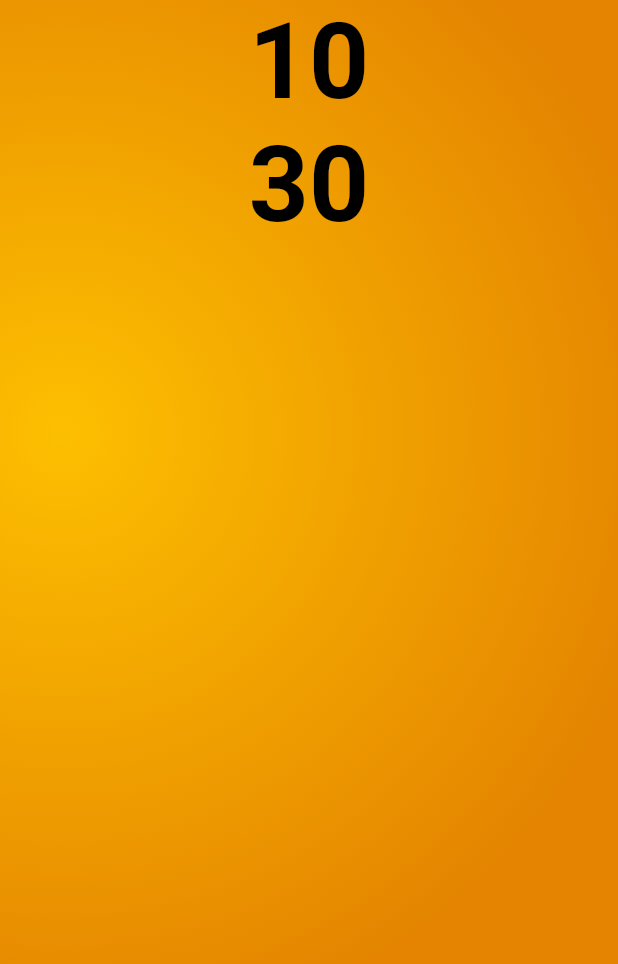
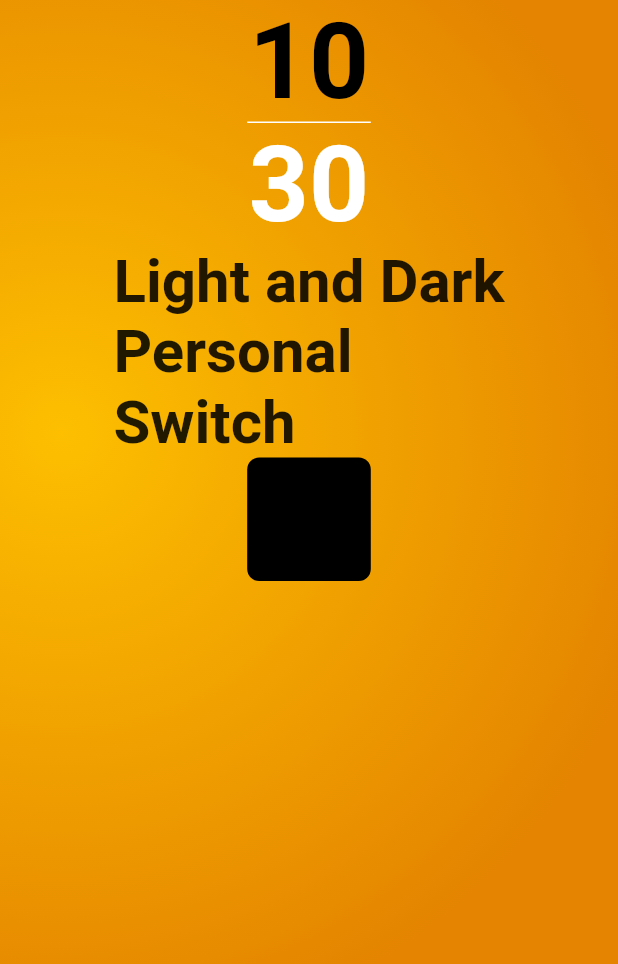
Before and after one commit to fidelisnwabisi/light_dark_switch, a Flutter app: the screen it shows after launch, on a phone screen of 412 x 824 dp. Shown: the top 964 px of the screen. Run offline on Flutter 3.47's test engine with Material 2 defaults, Android fonts, the phone set to English and light mode, and no system bars; our stand-ins replace google_fonts.

Commit message:
added mediaquerry size, added horizontal padding to the root widget added divider inbetween hour and minutes changed minute color to white added Light and Dark text and a container

```diff
--- a/lib/app_theme.dart
+++ b/lib/app_theme.dart
@@ -39,13 +39,11 @@ class ThemeProvider with ChangeNotifier {
         displayLarge: GoogleFonts.stickNoBills(
           fontSize: 70,
           fontWeight: FontWeight.w600,
-          color:
-              isLightTheme ? AppColors.black : Color.fromARGB(255, 53, 52, 51),
+          color: isLightTheme ? AppColors.black : AppColors.orange,
         ),
         displayMedium: GoogleFonts.robotoCondensed(
           fontWeight: FontWeight.w500,
-          color:
-              isLightTheme ? AppColors.black : Color.fromARGB(255, 53, 52, 51),
+          color: isLightTheme ? AppColors.black : AppColors.orange,
         ),
       ),
     );
--- a/lib/home_screen.dart
+++ b/lib/home_screen.dart
@@ -1,5 +1,6 @@
 import 'package:flutter/material.dart';
 import 'package:light_dark_switch/app_theme.dart';
+import 'package:light_dark_switch/constant/constant.dart';
 
 class HomeScreen extends StatefulWidget {
   const HomeScreen({super.key});
@@ -11,6 +12,7 @@ class HomeScreen extends StatefulWidget {
 class _HomeScreenState extends State<HomeScreen> {
   @override
   Widget build(BuildContext context) {
+    final Size size = MediaQuery.of(context).size;
     return Scaffold(
       body: Container(
         decoration: BoxDecoration(
@@ -25,17 +27,49 @@ class _HomeScreenState extends State<HomeScreen> {
           fit: StackFit.expand,
           children: [
             SafeArea(
+              child: Padding(
+                padding: const EdgeInsets.symmetric(horizontal: 20),
                 child: Column(
                   children: [
                     Text(
                       DateTime.now().hour.toString(),
                       style: Theme.of(context).textTheme.displayLarge,
                     ),
+                    // ignore: prefer_const_constructors
+                    SizedBox(
+                      width: size.width * .2,
+                      child: const Divider(
+                        height: 0,
+                        thickness: 1,
+                        color: AppColors.white,
+                      ),
+                    ),
                     Text(
                       DateTime.now().minute.toString(),
-                    style: Theme.of(context).textTheme.displayLarge,
+                      style: Theme.of(context)
+                          .textTheme
+                          .displayLarge!
+                          .copyWith(color: AppColors.white),
+                    ),
+                    const Text(
+                      "Light and Dark\nPersonal\nSwitch",
+                      style: TextStyle(
+                        fontSize: 40,
+                        fontWeight: FontWeight.bold,
+                      ),
+                    ),
+                    Container(
+                      width: size.width * .2,
+                      height: size.width * .2,
+                      decoration: BoxDecoration(
+                        color: ThemeProvider(isLightTheme: true)
+                            .themeMode()
+                            .switchColor,
+                        borderRadius: BorderRadius.circular(8),
+                      ),
                     ),
                   ],
+                ),
               ),
             ),
           ],
```
Lines whose indentation alone changed are shown as unchanged.
